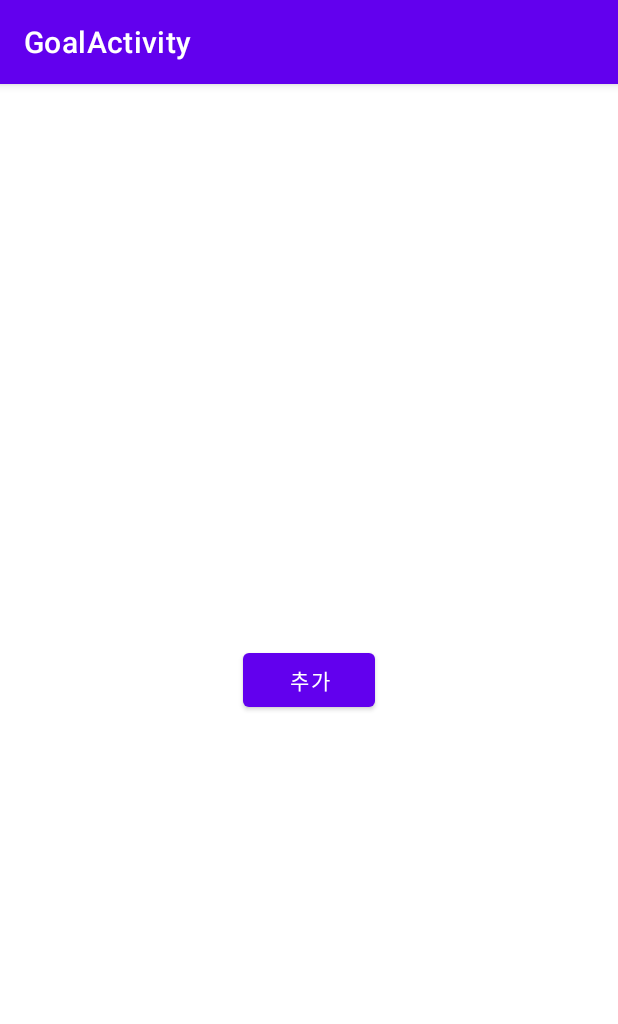
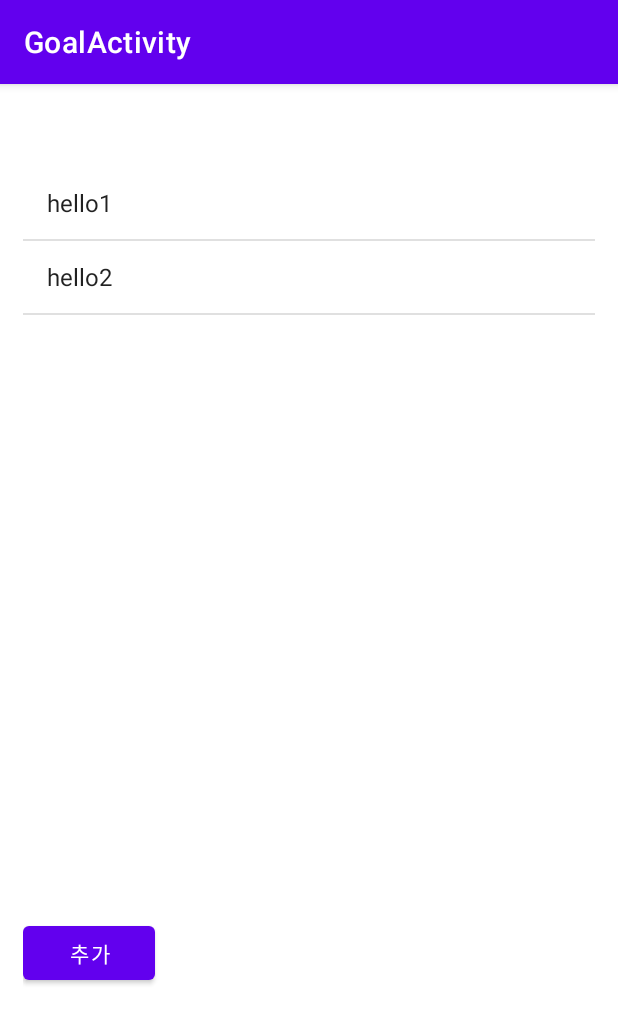
Before and after one commit to jinwook8910/mobile_app, an Android app: the GoalActivity screen opened directly, with no data from a screen before it, on a phone screen of 412 x 824 dp. Shown: the top 1024 px of the screen. Run offline under Robolectric (Android 15) with nearby library versions, the phone set to English and light mode, and no system bars.

Commit message:
목표 리스트

```diff
--- a/HaruJogak/app/src/main/java/com/example/harujogak/GoalActivity.java
+++ b/HaruJogak/app/src/main/java/com/example/harujogak/GoalActivity.java
@@ -3,20 +3,48 @@ package com.example.harujogak;
 import android.content.Intent;
 import android.os.Bundle;
 import android.view.View;
+import android.widget.AdapterView;
+import android.widget.ArrayAdapter;
 import android.widget.Button;
+import android.widget.ListView;
 
 import androidx.appcompat.app.AppCompatActivity;
 
+import java.util.ArrayList;
+
 public class GoalActivity extends AppCompatActivity {
     Button btn;
+    ArrayList<String> goal_list = new ArrayList<>();
     @Override
     protected void onCreate(Bundle savedInstanceState) {
         super.onCreate(savedInstanceState);
         setContentView(R.layout.goal);
 
-        //목표 리스트 출력
-        User user = User.getInstance();
+//        //목표 리스트 출력
+//        System.out.println("목표리스트 출력");
+//        User user = User.getInstance();
+//        Iterator it = user.getGoalList().iterator();
+//        while(it.hasNext()){
+//            Goal goal = (Goal)it.next();
+//            goal_list.add(goal.getGoal_name() + goal.getDeadline());
+//            System.out.println(goal.getGoal_name() + goal.getDeadline());
+//        }
 
+        //test data
+        ArrayList<String> goal_list1 = new ArrayList<>();
+        goal_list1.add("hello1");
+        goal_list1.add("hello2");
+        //listview
+        ArrayAdapter adapter = new ArrayAdapter(this, android.R.layout.simple_list_item_1, goal_list1);
+        ListView listview = (ListView) findViewById(R.id.goal_list);
+        listview.setAdapter(adapter);
+
+        listview.setOnItemClickListener(new AdapterView.OnItemClickListener(){
+            @Override
+            public void onItemClick(AdapterView parent, View v, int position, long id){
+                //listview 객체 클릭할 때 이벤트
+            }
+        });
 
         //'추가'버튼
         btn=(Button) findViewById(R.id.goal_btn);
--- a/HaruJogak/app/src/main/res/layout/goal.xml
+++ b/HaruJogak/app/src/main/res/layout/goal.xml
@@ -1,5 +1,6 @@
 <?xml version="1.0" encoding="utf-8"?>
 <LinearLayout xmlns:android="http://schemas.android.com/apk/res/android"
+    xmlns:app="http://schemas.android.com/apk/res-auto"
     xmlns:tools="http://schemas.android.com/tools"
     android:layout_width="match_parent"
     android:layout_height="match_parent"
@@ -13,12 +14,29 @@
         android:layout_marginTop="20dp"
         android:textSize="20dp" />
 
+    <androidx.constraintlayout.widget.ConstraintLayout
+        android:layout_width="match_parent"
+        android:layout_height="match_parent"
+        android:layout_marginLeft="15dp"
+        android:layout_marginRight="15dp">
 
-    <Button
-        android:id="@+id/goal_btn"
-        android:layout_width="wrap_content"
-        android:layout_height="wrap_content"
-        android:layout_marginBottom="20dp"
-        android:text="추가" />
+        <ListView
+            android:id="@+id/goal_list"
+            android:layout_width="match_parent"
+            android:layout_height="500dp"
+            android:layout_marginTop="8dp"
+            app:layout_constraintBottom_toTopOf="@+id/goal_btn"
+            app:layout_constraintTop_toTopOf="parent" />
+
+        <Button
+            android:id="@+id/goal_btn"
+            android:layout_width="wrap_content"
+            android:layout_height="wrap_content"
+            android:layout_marginBottom="20dp"
+            app:layout_constraintTop_toBottomOf="@+id/goal_list"
+            android:text="추가"
+            tools:ignore="MissingConstraints" />
+    </androidx.constraintlayout.widget.ConstraintLayout>
+
 
 </LinearLayout>
```
